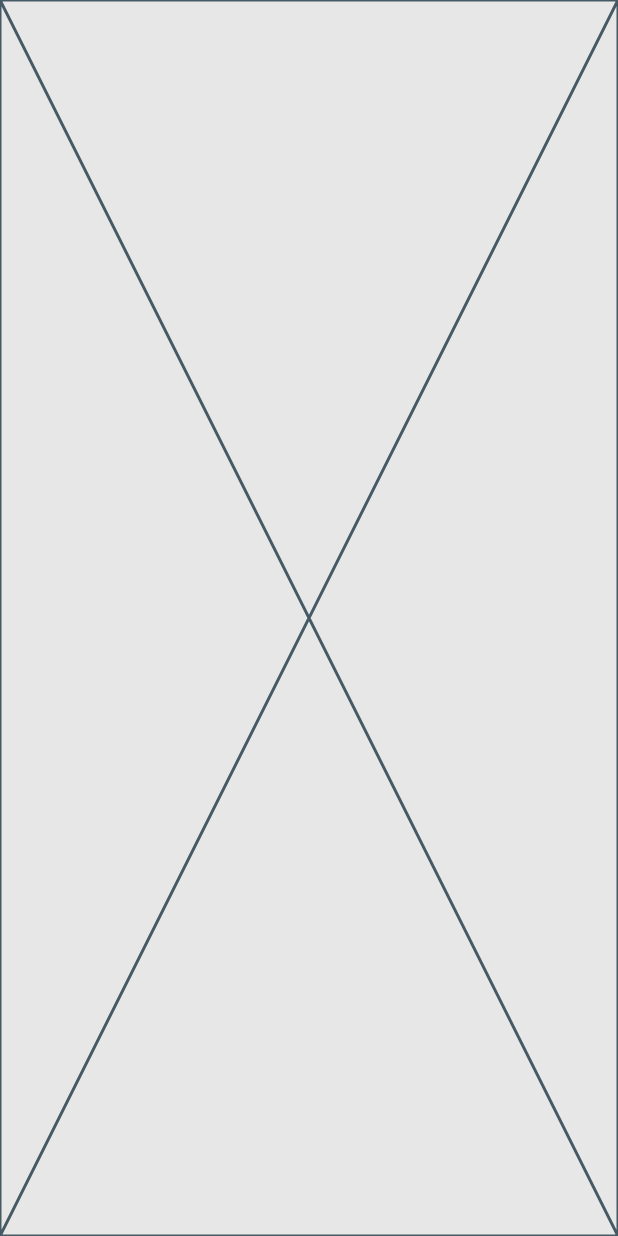
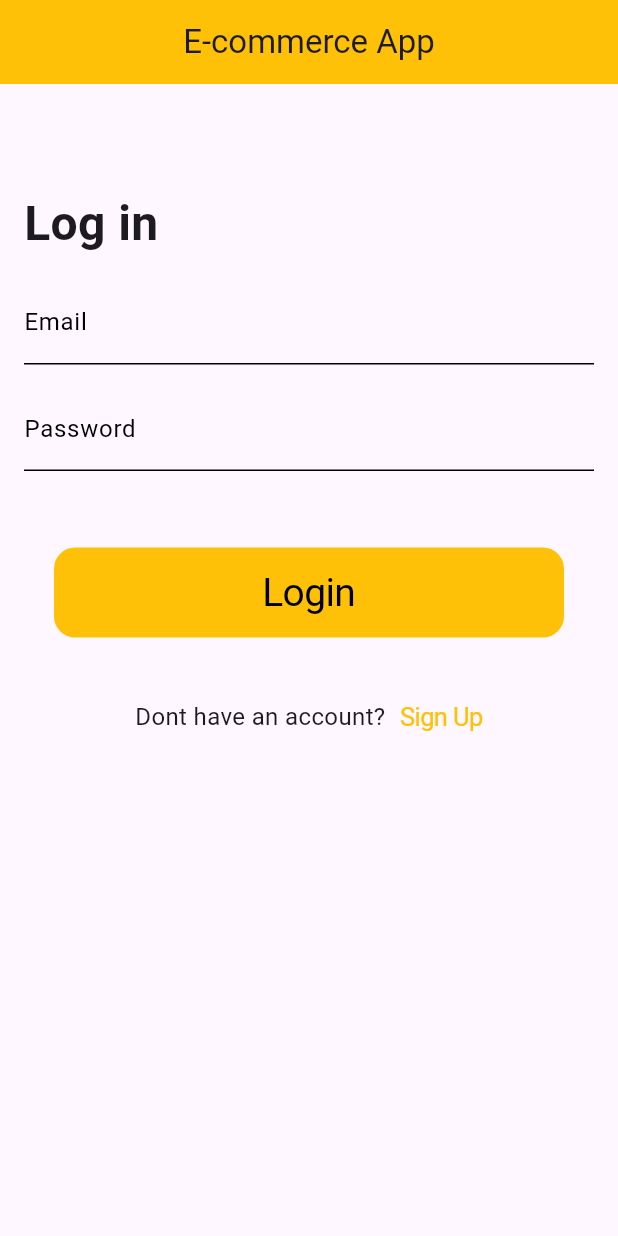
Before and after one commit to piro-piyush/E-commerce-App, a Flutter app: the screen it shows after launch, on a phone screen of 412 x 824 dp. Run offline on Flutter 3.47's test engine with Material 3 defaults, Android fonts, the phone set to English and light mode, and no system bars; our stand-ins replace dio, pretty_dio_logger.

Commit message:
created login screen

```diff
--- a/Frontend/lib/presentation/screens/auth/login_screen.dart
+++ b/Frontend/lib/presentation/screens/auth/login_screen.dart
@@ -1,3 +1,4 @@
+import 'package:flutter/cupertino.dart';
 import 'package:flutter/material.dart';
 
 class LoginScreen extends StatefulWidget {
@@ -10,8 +11,72 @@ class LoginScreen extends StatefulWidget {
 }
 
 class _LoginScreenState extends State<LoginScreen> {
+  TextEditingController emailController = TextEditingController();
+  TextEditingController passwordController = TextEditingController();
+
   @override
   Widget build(BuildContext context) {
-    return const Placeholder();
+    return Scaffold(
+      appBar: AppBar(
+        title: const Text("E-commerce App"),
+        centerTitle: true,
+        elevation: 0,
+        backgroundColor: Colors.amber,
+      ),
+      body: SafeArea(child: ListView(
+        padding: const EdgeInsets.only(bottom: 16, left: 16,right: 16,top: 70),
+        children: [
+          const Text("Log in", style: TextStyle(fontSize: 32,fontWeight: FontWeight.bold),),
+          const SizedBox(height: 15,),
+          TextFormField(
+            controller: emailController,
+            decoration: const InputDecoration(
+              labelText: "Email",
+              labelStyle: TextStyle(color: Colors.black),
+              // hintText: "Email",
+              enabledBorder: UnderlineInputBorder(
+                borderSide: BorderSide(color: Colors.black),
+              ),
+              focusedBorder: UnderlineInputBorder(
+                borderSide: BorderSide(color: Colors.black),
+              ),
+            ),cursorColor: Colors.black,
+          ),
+          const SizedBox(height: 15,),
+          TextFormField(
+            controller: passwordController,
+            decoration: const InputDecoration(
+              labelText: "Password",
+              labelStyle: TextStyle(color: Colors.black),
+              // hintText: "Password",
+              enabledBorder: UnderlineInputBorder(
+                borderSide: BorderSide(color: Colors.black),
+              ),
+              focusedBorder: UnderlineInputBorder(
+                borderSide: BorderSide(color: Colors.black),
+              ),
+            ),
+            cursorColor: Colors.black,
+          ),
+          const SizedBox(height: 35,),
+          CupertinoButton(child: Container(
+            width: MediaQuery.of(context).size.width,
+              height: 60,
+            decoration: BoxDecoration(color: Colors.amber,borderRadius: BorderRadius.circular(14)),
+              child: const Center(child: Text("Login",style: TextStyle(color: Colors.black,fontWeight: FontWeight.normal,fontSize: 26),))), onPressed: (){}),
+          const SizedBox(height: 15,),
+          Row(
+            mainAxisAlignment: MainAxisAlignment.center,
+            children: [
+              const Text("Dont have an account?",style: TextStyle(fontSize: 16),),
+              const SizedBox(width: 10,),
+              CupertinoButton(
+                padding: EdgeInsets.zero,
+                  child: const Text("Sign Up",style: TextStyle(color: Colors.amber),), onPressed: (){})
+            ],
+          )
+        ],
+      )),
+    );
   }
 }
```
